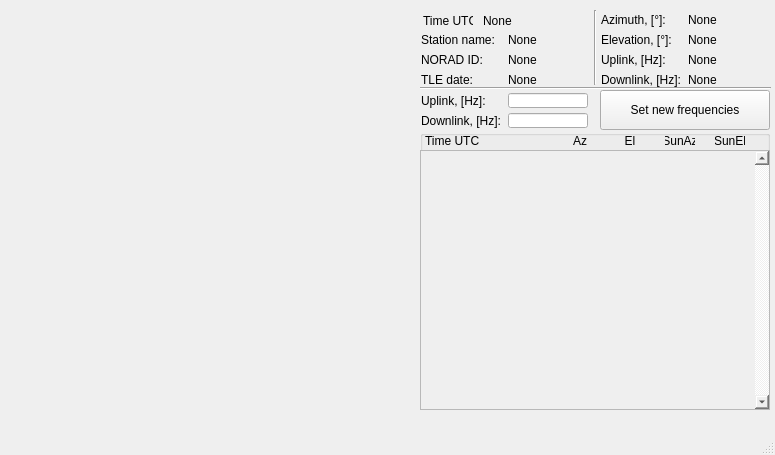
Before: the Qt Designer form orbisat/orbisat_gui/ui/main_window_short.ui in nstitov/orbisat, drawn with Qt 5.
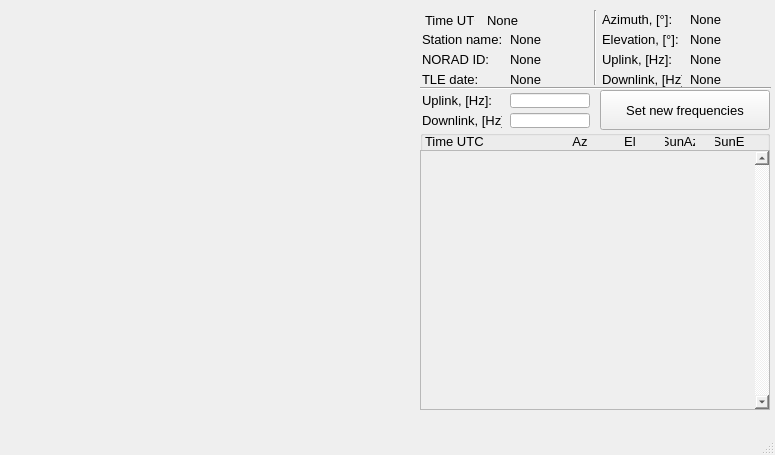
After: the same form once the commit is applied. Custom widgets are drawn as their Qt base class.

What changed in the file:
```diff
--- a/orbisat/orbisat_gui/ui/main_window_short.ui
+++ b/orbisat/orbisat_gui/ui/main_window_short.ui
@@ -35,10 +35,15 @@
      <rect>
       <x>420</x>
       <y>30</y>
-      <width>171</width>
+      <width>172</width>
       <height>59</height>
      </rect>
     </property>
+    <property name="font">
+     <font>
+      <pointsize>10</pointsize>
+     </font>
+    </property>
     <layout class="QGridLayout" name="satellite_info_layout">
      <property name="topMargin">
       <number>0</number>
@@ -66,6 +71,11 @@
          <height>15</height>
         </size>
        </property>
+       <property name="font">
+        <font>
+         <pointsize>10</pointsize>
+        </font>
+       </property>
        <property name="text">
         <string>NORAD ID:</string>
        </property>
@@ -91,6 +101,11 @@
          <height>15</height>
         </size>
        </property>
+       <property name="font">
+        <font>
+         <pointsize>10</pointsize>
+        </font>
+       </property>
        <property name="text">
         <string>TLE date:</string>
        </property>
@@ -116,6 +131,11 @@
          <height>15</height>
         </size>
        </property>
+       <property name="font">
+        <font>
+         <pointsize>10</pointsize>
+        </font>
+       </property>
        <property name="text">
         <string>None</string>
        </property>
@@ -141,6 +161,11 @@
          <height>15</height>
         </size>
        </property>
+       <property name="font">
+        <font>
+         <pointsize>10</pointsize>
+        </font>
+       </property>
        <property name="text">
         <string>Station name:</string>
        </property>
@@ -166,6 +191,11 @@
          <height>15</height>
         </size>
        </property>
+       <property name="font">
+        <font>
+         <pointsize>10</pointsize>
+        </font>
+       </property>
        <property name="text">
         <string>None</string>
        </property>
@@ -191,6 +221,11 @@
          <height>15</height>
         </size>
        </property>
+       <property name="font">
+        <font>
+         <pointsize>10</pointsize>
+        </font>
+       </property>
        <property name="text">
         <string>None</string>
        </property>
@@ -203,10 +238,15 @@
      <rect>
       <x>600</x>
       <y>10</y>
-      <width>171</width>
+      <width>172</width>
       <height>81</height>
      </rect>
     </property>
+    <property name="font">
+     <font>
+      <pointsize>10</pointsize>
+     </font>
+    </property>
     <layout class="QGridLayout" name="session_params_layout">
      <property name="sizeConstraint">
       <enum>QLayout::SetMinimumSize</enum>
@@ -234,6 +274,11 @@
          <height>15</height>
         </size>
        </property>
+       <property name="font">
+        <font>
+         <pointsize>10</pointsize>
+        </font>
+       </property>
        <property name="text">
         <string>None</string>
        </property>
@@ -259,6 +304,11 @@
          <height>15</height>
         </size>
        </property>
+       <property name="font">
+        <font>
+         <pointsize>10</pointsize>
+        </font>
+       </property>
        <property name="text">
         <string>None</string>
        </property>
@@ -284,6 +334,11 @@
          <height>15</height>
         </size>
        </property>
+       <property name="font">
+        <font>
+         <pointsize>10</pointsize>
+        </font>
+       </property>
        <property name="text">
         <string>Downlink, [Hz]:</string>
        </property>
@@ -309,6 +364,11 @@
          <height>15</height>
         </size>
        </property>
+       <property name="font">
+        <font>
+         <pointsize>10</pointsize>
+        </font>
+       </property>
        <property name="text">
         <string>Azimuth, [°]:</string>
        </property>
@@ -334,6 +394,11 @@
          <height>15</height>
         </size>
        </property>
+       <property name="font">
+        <font>
+         <pointsize>10</pointsize>
+        </font>
+       </property>
        <property name="text">
         <string>None</string>
        </property>
@@ -359,6 +424,11 @@
          <height>15</height>
         </size>
        </property>
+       <property name="font">
+        <font>
+         <pointsize>10</pointsize>
+        </font>
+       </property>
        <property name="text">
         <string>Elevation, [°]:</string>
        </property>
@@ -384,6 +454,11 @@
          <height>15</height>
         </size>
        </property>
+       <property name="font">
+        <font>
+         <pointsize>10</pointsize>
+        </font>
+       </property>
        <property name="text">
         <string>None</string>
        </property>
@@ -409,6 +484,11 @@
          <height>15</height>
         </size>
        </property>
+       <property name="font">
+        <font>
+         <pointsize>10</pointsize>
+        </font>
+       </property>
        <property name="text">
         <string>Uplink, [Hz]:</string>
        </property>
@@ -421,10 +501,15 @@
      <rect>
       <x>420</x>
       <y>90</y>
-      <width>171</width>
+      <width>172</width>
       <height>41</height>
      </rect>
     </property>
+    <property name="font">
+     <font>
+      <pointsize>10</pointsize>
+     </font>
+    </property>
     <layout class="QGridLayout" name="set_freqs_layout">
      <property name="verticalSpacing">
       <number>2</number>
@@ -449,6 +534,11 @@
          <height>15</height>
         </size>
        </property>
+       <property name="font">
+        <font>
+         <pointsize>10</pointsize>
+        </font>
+       </property>
        <property name="text">
         <string>Uplink, [Hz]:</string>
        </property>
@@ -474,6 +564,11 @@
          <height>15</height>
         </size>
        </property>
+       <property name="font">
+        <font>
+         <pointsize>10</pointsize>
+        </font>
+       </property>
        <property name="text">
         <string>Downlink, [Hz]:</string>
        </property>
@@ -499,6 +594,11 @@
          <height>15</height>
         </size>
        </property>
+       <property name="font">
+        <font>
+         <pointsize>10</pointsize>
+        </font>
+       </property>
       </widget>
      </item>
      <item row="1" column="1">
@@ -521,6 +621,11 @@
          <height>15</height>
         </size>
        </property>
+       <property name="font">
+        <font>
+         <pointsize>10</pointsize>
+        </font>
+       </property>
       </widget>
      </item>
     </layout>
@@ -530,10 +635,15 @@
      <rect>
       <x>420</x>
       <y>10</y>
-      <width>171</width>
+      <width>178</width>
       <height>21</height>
      </rect>
     </property>
+    <property name="font">
+     <font>
+      <pointsize>10</pointsize>
+     </font>
+    </property>
     <layout class="QHBoxLayout" name="time_layout">
      <item>
       <widget class="QLabel" name="time_text_label">
@@ -555,6 +665,11 @@
          <height>15</height>
         </size>
        </property>
+       <property name="font">
+        <font>
+         <pointsize>10</pointsize>
+        </font>
+       </property>
        <property name="text">
         <string>Time UTC:</string>
        </property>
@@ -562,6 +677,11 @@
      </item>
      <item>
       <spacer name="horizontalSpacer_5">
+       <property name="font">
+        <font>
+         <pointsize>10</pointsize>
+        </font>
+       </property>
        <property name="orientation">
         <enum>Qt::Horizontal</enum>
        </property>
@@ -596,6 +716,11 @@
          <height>15</height>
         </size>
        </property>
+       <property name="font">
+        <font>
+         <pointsize>10</pointsize>
+        </font>
+       </property>
        <property name="text">
         <string>None</string>
        </property>
@@ -612,6 +737,11 @@
       <height>16</height>
      </rect>
     </property>
+    <property name="font">
+     <font>
+      <pointsize>10</pointsize>
+     </font>
+    </property>
     <property name="orientation">
      <enum>Qt::Horizontal</enum>
     </property>
@@ -643,6 +773,11 @@
       <height>40</height>
      </size>
     </property>
+    <property name="font">
+     <font>
+      <pointsize>10</pointsize>
+     </font>
+    </property>
     <property name="text">
      <string>Set new frequencies</string>
     </property>
@@ -668,6 +803,11 @@
       <height>75</height>
      </size>
     </property>
+    <property name="font">
+     <font>
+      <pointsize>10</pointsize>
+     </font>
+    </property>
     <property name="orientation">
      <enum>Qt::Vertical</enum>
     </property>
@@ -699,6 +839,11 @@
       <height>280</height>
      </size>
     </property>
+    <property name="font">
+     <font>
+      <pointsize>10</pointsize>
+     </font>
+    </property>
     <property name="contextMenuPolicy">
      <enum>Qt::NoContextMenu</enum>
     </property>
@@ -776,12 +921,22 @@
        <height>22</height>
       </rect>
      </property>
+     <property name="font">
+      <font>
+       <pointsize>10</pointsize>
+      </font>
+     </property>
      <layout class="QHBoxLayout" name="sessions_info_layout">
       <property name="spacing">
        <number>0</number>
       </property>
       <item>
        <spacer name="horizontalSpacer_7">
+        <property name="font">
+         <font>
+          <pointsize>10</pointsize>
+         </font>
+        </property>
         <property name="orientation">
          <enum>Qt::Horizontal</enum>
         </property>
@@ -818,6 +973,7 @@
         </property>
         <property name="font">
          <font>
+          <pointsize>10</pointsize>
           <weight>50</weight>
           <bold>false</bold>
          </font>
@@ -829,6 +985,11 @@
       </item>
       <item>
        <spacer name="horizontalSpacer">
+        <property name="font">
+         <font>
+          <pointsize>10</pointsize>
+         </font>
+        </property>
         <property name="orientation">
          <enum>Qt::Horizontal</enum>
         </property>
@@ -865,6 +1026,7 @@
         </property>
         <property name="font">
          <font>
+          <pointsize>10</pointsize>
           <weight>50</weight>
           <bold>false</bold>
          </font>
@@ -879,6 +1041,11 @@
       </item>
       <item>
        <spacer name="horizontalSpacer_4">
+        <property name="font">
+         <font>
+          <pointsize>10</pointsize>
+         </font>
+        </property>
         <property name="orientation">
          <enum>Qt::Horizontal</enum>
         </property>
@@ -915,6 +1082,7 @@
         </property>
         <property name="font">
          <font>
+          <pointsize>10</pointsize>
           <weight>50</weight>
           <bold>false</bold>
          </font>
@@ -929,6 +1097,11 @@
       </item>
       <item>
        <spacer name="horizontalSpacer_2">
+        <property name="font">
+         <font>
+          <pointsize>10</pointsize>
+         </font>
+        </property>
         <property name="orientation">
          <enum>Qt::Horizontal</enum>
         </property>
@@ -965,6 +1138,7 @@
         </property>
         <property name="font">
          <font>
+          <pointsize>10</pointsize>
           <weight>50</weight>
           <bold>false</bold>
          </font>
@@ -979,6 +1153,11 @@
       </item>
       <item>
        <spacer name="horizontalSpacer_3">
+        <property name="font">
+         <font>
+          <pointsize>10</pointsize>
+         </font>
+        </property>
         <property name="orientation">
          <enum>Qt::Horizontal</enum>
         </property>
@@ -1015,6 +1194,7 @@
         </property>
         <property name="font">
          <font>
+          <pointsize>10</pointsize>
           <weight>50</weight>
           <bold>false</bold>
          </font>
@@ -1029,6 +1209,11 @@
       </item>
       <item>
        <spacer name="horizontalSpacer_6">
+        <property name="font">
+         <font>
+          <pointsize>10</pointsize>
+         </font>
+        </property>
         <property name="orientation">
          <enum>Qt::Horizontal</enum>
         </property>
```
Left out of the diff: 20 changed lines with no effect on the pictures.
